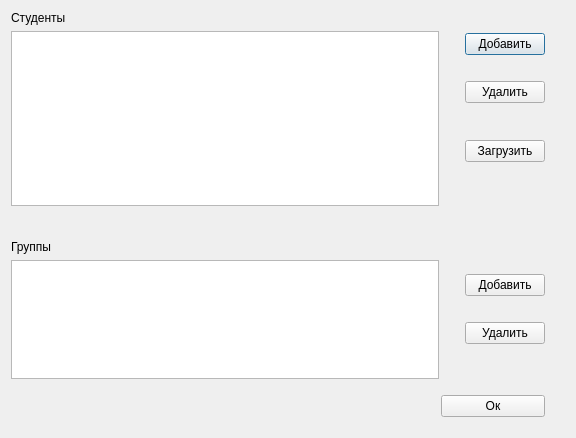
Old version of the form ui/studentswindow.ui in the repository 7enSmile/clientVKR.
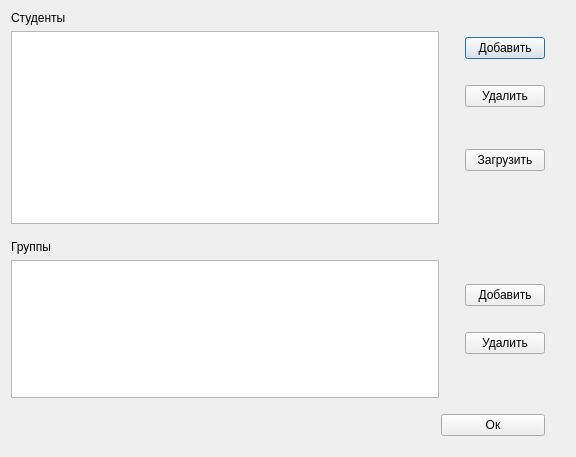
New version of the form.

Commit message: обновлены формы

```diff
--- a/ui/studentswindow.ui
+++ b/ui/studentswindow.ui
@@ -7,7 +7,7 @@
     <x>0</x>
     <y>0</y>
     <width>576</width>
-    <height>438</height>
+    <height>457</height>
    </rect>
   </property>
   <property name="windowTitle">
@@ -202,10 +202,13 @@
        <property name="orientation">
         <enum>Qt::Vertical</enum>
        </property>
+       <property name="sizeType">
+        <enum>QSizePolicy::Fixed</enum>
+       </property>
        <property name="sizeHint" stdset="0">
         <size>
          <width>20</width>
-         <height>100</height>
+         <height>10</height>
         </size>
        </property>
       </spacer>
```
The commit also changes 2 other files.
